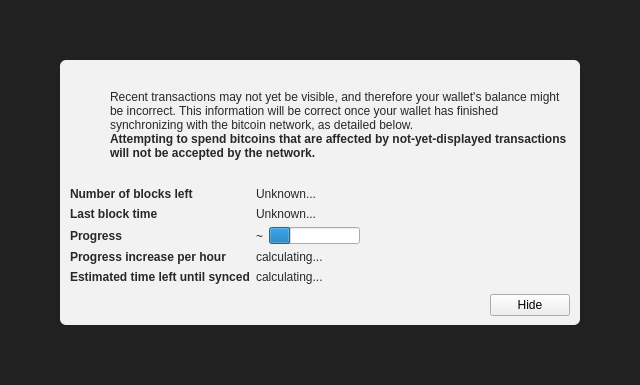
unitusdev/unitus, file src/qt/forms/modaloverlay.ui: the form before one commit.
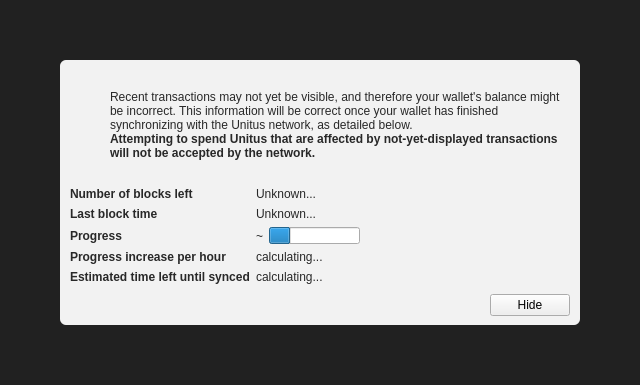
The form after the commit. Icons and pictures are not drawn. Custom widgets are drawn as their Qt base class.

Patch:
```diff
--- a/src/qt/forms/modaloverlay.ui
+++ b/src/qt/forms/modaloverlay.ui
@@ -130,7 +130,7 @@
              <item>
               <widget class="QLabel" name="infoText">
                <property name="text">
-                <string>Recent transactions may not yet be visible, and therefore your wallet's balance might be incorrect. This information will be correct once your wallet has finished synchronizing with the bitcoin network, as detailed below.</string>
+                <string>Recent transactions may not yet be visible, and therefore your wallet's balance might be incorrect. This information will be correct once your wallet has finished synchronizing with the Unitus network, as detailed below.</string>
                </property>
                <property name="textFormat">
                 <enum>Qt::RichText</enum>
@@ -149,7 +149,7 @@
                 </font>
                </property>
                <property name="text">
-                <string>Attempting to spend bitcoins that are affected by not-yet-displayed transactions will not be accepted by the network.</string>
+                <string>Attempting to spend Unitus that are affected by not-yet-displayed transactions will not be accepted by the network.</string>
                </property>
                <property name="textFormat">
                 <enum>Qt::RichText</enum>
```
